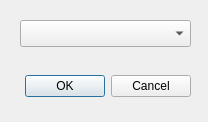
Old version of the form qShowDesigner/serialconfig.ui in the repository maroc81/qShowDesigner.
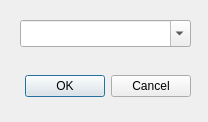
New version of the form.

Commit message: Made the serial port combobox editable so a user can input a port manually if needed.

Patch:
```diff
--- a/qShowDesigner/serialconfig.ui
+++ b/qShowDesigner/serialconfig.ui
@@ -41,6 +41,9 @@
      <height>27</height>
     </rect>
    </property>
+   <property name="editable">
+    <bool>true</bool>
+   </property>
   </widget>
  </widget>
  <resources/>
```
The commit also changes 1 other file.
